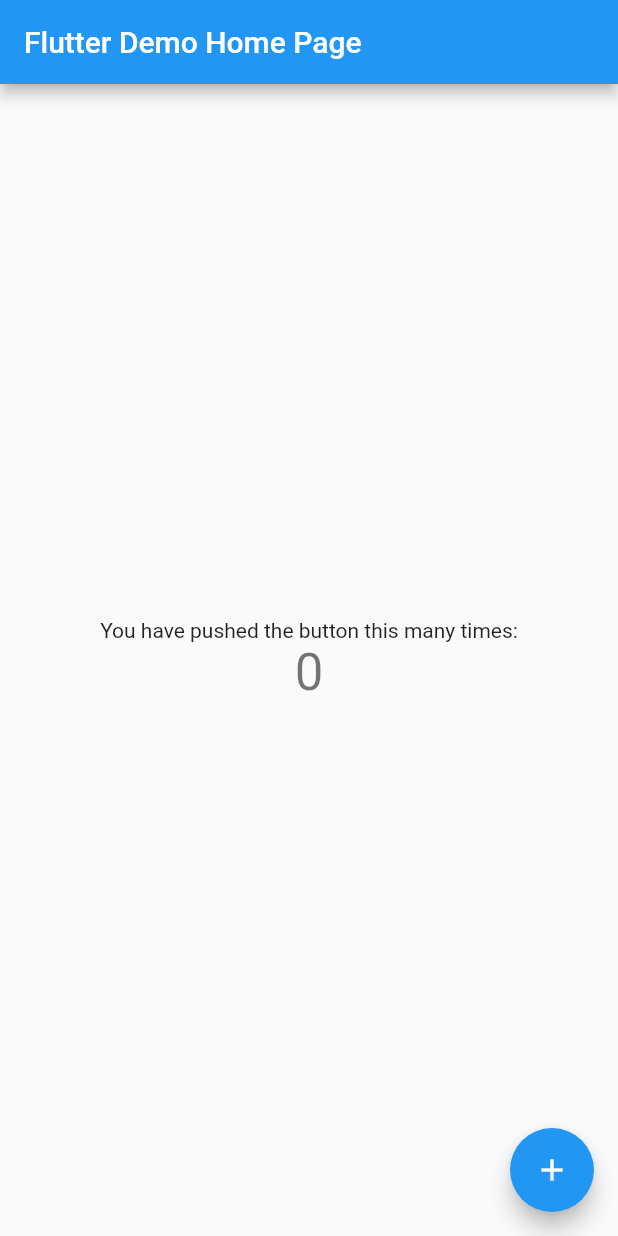
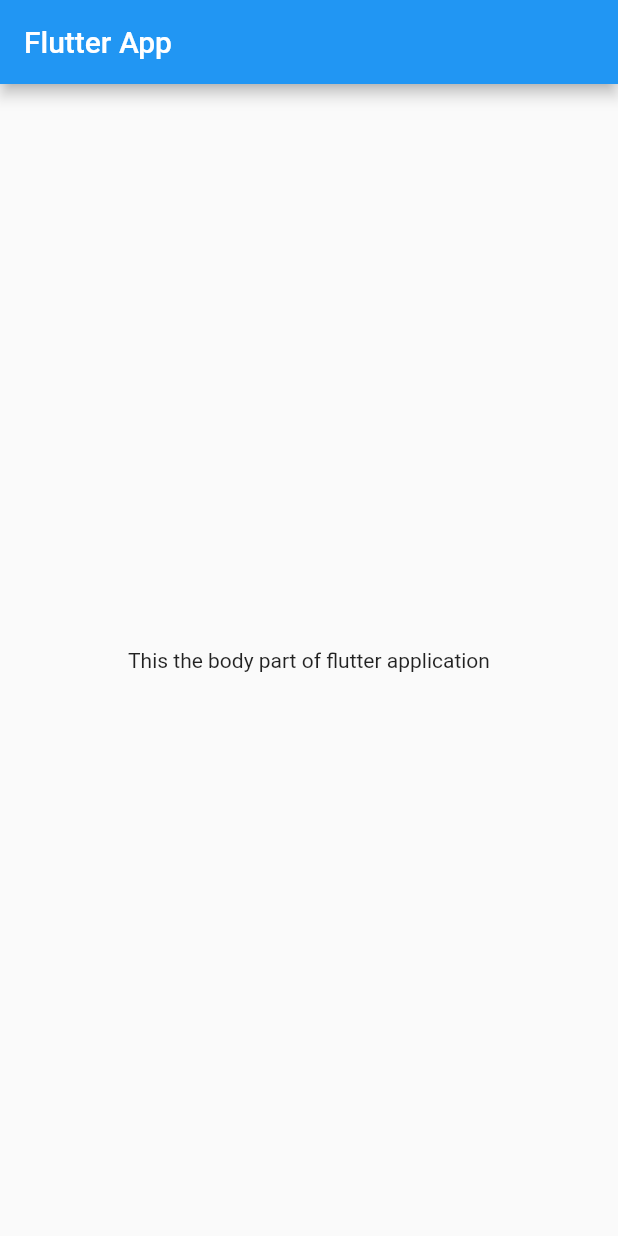
Before and after one commit to khushaldama/flutter-trialapp, a Flutter app: the screen it shows after launch, on a phone screen of 412 x 824 dp. Run offline on Flutter 3.47's test engine with Material 2 defaults, Android fonts, the phone set to English and light mode, and no system bars.

Commit message:
ch1 completed

```diff
--- a/lib/main.dart
+++ b/lib/main.dart
@@ -1,115 +1,26 @@
 import 'package:flutter/material.dart';
+import 'package:flutter/cupertino.dart';
 
 void main() {
-  runApp(const MyApp());
+  runApp(MaterialApp(
+    title: "Flutter First App",
+    home: HomePage(),
+  ));
+
 }
 
-class MyApp extends StatelessWidget {
-  const MyApp({Key? key}) : super(key: key);
+class HomePage extends StatelessWidget {
+  //const HomePage({Key? key}) : super(key: key);
 
-  // This widget is the root of your application.
   @override
   Widget build(BuildContext context) {
-    return MaterialApp(
-      title: 'Flutter Demo',
-      theme: ThemeData(
-        // This is the theme of your application.
-        //
-        // Try running your application with "flutter run". You'll see the
-        // application has a blue toolbar. Then, without quitting the app, try
-        // changing the primarySwatch below to Colors.green and then invoke
-        // "hot reload" (press "r" in the console where you ran "flutter run",
-        // or simply save your changes to "hot reload" in a Flutter IDE).
-        // Notice that the counter didn't reset back to zero; the application
-        // is not restarted.
-        primarySwatch: Colors.blue,
+    return Scaffold(
+      appBar: AppBar(
+        title: Text("Flutter App"),
       ),
-      home: const MyHomePage(title: 'Flutter Demo Home Page'),
+      body: Container(
+        child: Center(child: Text("This the body part of flutter application")),
+      ),
     );
   }
 }
-
-class MyHomePage extends StatefulWidget {
-  const MyHomePage({Key? key, required this.title}) : super(key: key);
-
-  // This widget is the home page of your application. It is stateful, meaning
-  // that it has a State object (defined below) that contains fields that affect
-  // how it looks.
-
-  // This class is the configuration for the state. It holds the values (in this
-  // case the title) provided by the parent (in this case the App widget) and
-  // used by the build method of the State. Fields in a Widget subclass are
-  // always marked "final".
-
-  final String title;
-
-  @override
-  State<MyHomePage> createState() => _MyHomePageState();
-}
-
-class _MyHomePageState extends State<MyHomePage> {
-  int _counter = 0;
-
-  void _incrementCounter() {
-    setState(() {
-      // This call to setState tells the Flutter framework that something has
-      // changed in this State, which causes it to rerun the build method below
-      // so that the display can reflect the updated values. If we changed
-      // _counter without calling setState(), then the build method would not be
-      // called again, and so nothing would appear to happen.
-      _counter++;
-    });
-  }
-
-  @override
-  Widget build(BuildContext context) {
-    // This method is rerun every time setState is called, for instance as done
-    // by the _incrementCounter method above.
-    //
-    // The Flutter framework has been optimized to make rerunning build methods
-    // fast, so that you can just rebuild anything that needs updating rather
-    // than having to individually change instances of widgets.
-    return Scaffold(
-      appBar: AppBar(
-        // Here we take the value from the MyHomePage object that was created by
-        // the App.build method, and use it to set our appbar title.
-        title: Text(widget.title),
-      ),
-      body: Center(
-        // Center is a layout widget. It takes a single child and positions it
-        // in the middle of the parent.
-        child: Column(
-          // Column is also a layout widget. It takes a list of children and
-          // arranges them vertically. By default, it sizes itself to fit its
-          // children horizontally, and tries to be as tall as its parent.
-          //
-          // Invoke "debug painting" (press "p" in the console, choose the
-          // "Toggle Debug Paint" action from the Flutter Inspector in Android
-          // Studio, or the "Toggle Debug Paint" command in Visual Studio Code)
-          // to see the wireframe for each widget.
-          //
-          // Column has various properties to control how it sizes itself and
-          // how it positions its children. Here we use mainAxisAlignment to
-          // center the children vertically; the main axis here is the vertical
-          // axis because Columns are vertical (the cross axis would be
-          // horizontal).
-          mainAxisAlignment: MainAxisAlignment.center,
-          children: <Widget>[
-            const Text(
-              'You have pushed the button this many times:',
-            ),
-            Text(
-              '$_counter',
-              style: Theme.of(context).textTheme.headline4,
-            ),
-          ],
-        ),
-      ),
-      floatingActionButton: FloatingActionButton(
-        onPressed: _incrementCounter,
-        tooltip: 'Increment',
-        child: const Icon(Icons.add),
-      ), // This trailing comma makes auto-formatting nicer for build methods.
-    );
-  }
-}
```
